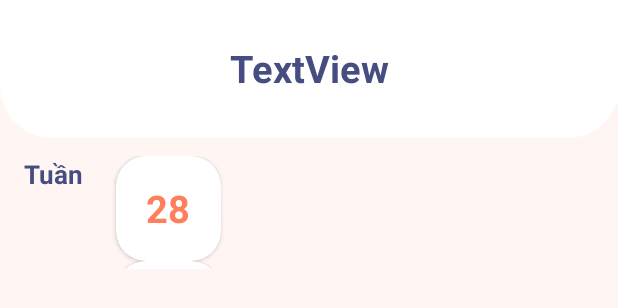
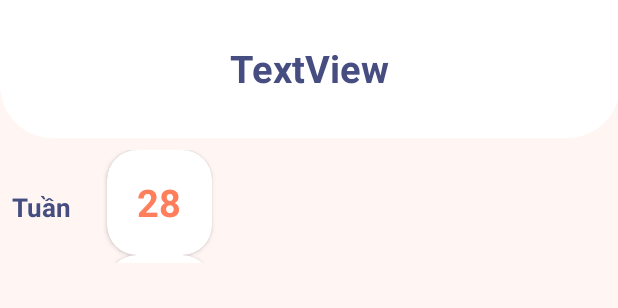
Before and after one commit to Stewie12061/Pregbe, an Android app: the layout activity_bai_viet2.xml on its own in the app's theme, with its tools: preview values and no code run, on a phone screen of 412 x 824 dp. Shown: the top 308 px of the screen. Run offline under Robolectric (Android 15) with nearby library versions, the phone set to English and light mode, and no system bars.

Commit message:
fix baiviet2

```diff
--- a/app/src/main/java/com/example/pregbe/Fragment/HomeFragment.java
+++ b/app/src/main/java/com/example/pregbe/Fragment/HomeFragment.java
@@ -60,7 +60,7 @@ public class HomeFragment extends Fragment {
             public void onDataChange(@NonNull DataSnapshot snapshot) {
                 ReadWriteUserDetails bame = snapshot.getValue(ReadWriteUserDetails.class);
                 readWriteUserDetailsList.add(bame);
-                tenme.setText(readWriteUserDetailsList.get(0).fullName);
+//                tenme.setText(readWriteUserDetailsList.get(0).fullName);
 
             }
 
@@ -75,7 +75,7 @@ public class HomeFragment extends Fragment {
             public void onDataChange(@NonNull DataSnapshot snapshot) {
                 TenBe baby = snapshot.getValue(TenBe.class);
                 tenBeList.add(baby);
-                TenBe.setText(tenBeList.get(0).tenBaby);
+//                TenBe.setText(tenBeList.get(0).tenBaby);
             }
 
             @Override
--- a/app/src/main/java/com/example/pregbe/Fragment/LichFragment.java
+++ b/app/src/main/java/com/example/pregbe/Fragment/LichFragment.java
@@ -47,6 +47,11 @@ public class LichFragment extends Fragment {
 
         txtLich = view.findViewById(R.id.txtLich);
 
+        Calendar calendar = Calendar.getInstance();
+        calendar.set(2023, 1, 1);
+        simpleCalendarView.setMinDate(System.currentTimeMillis());
+        simpleCalendarView.setMaxDate(calendar.getTimeInMillis());
+
         simpleCalendarView.setOnDateChangeListener(new CalendarView.OnDateChangeListener() {
             @Override
             public void onSelectedDayChange(CalendarView view, int year, int month, int dayOfMonth) {
@@ -54,6 +59,7 @@ public class LichFragment extends Fragment {
                 mMonth = String.valueOf(month+1);
                 mYear = String.valueOf(year);
                 txtLich.setText(mDay + "-" + mMonth + "-" + mYear);
+
             }
         });
 
--- a/app/src/main/java/com/example/pregbe/Fragment/ThongtinFragment.java
+++ b/app/src/main/java/com/example/pregbe/Fragment/ThongtinFragment.java
@@ -80,7 +80,7 @@ public class ThongtinFragment extends Fragment {
                             @Override
                             public void onClick(View view, int position, boolean isLongClick) {
                                 Intent intent = new Intent(getContext(), BaiViet2.class);
-                                intent.putExtra("id",adapter.getRef(position).getKey());
+                                intent.putExtra("idCate",adapter.getRef(position).getKey());
                                 intent.putExtra("name",name);
                                 startActivity(intent);
                             }
--- a/app/src/main/java/com/example/pregbe/Model/Tuan.java
+++ b/app/src/main/java/com/example/pregbe/Model/Tuan.java
@@ -2,7 +2,10 @@ package com.example.pregbe.Model;
 
 public class Tuan {
     public  String soTuan;
-    public Tuan(){}
+    public Tuan(){
+
+    }
+
     public Tuan(String soTuan) {
         this.soTuan = soTuan;
     }
--- a/app/src/main/res/layout/activity_bai_viet2.xml
+++ b/app/src/main/res/layout/activity_bai_viet2.xml
@@ -10,10 +10,10 @@
 
     <androidx.recyclerview.widget.RecyclerView
         android:id="@+id/RVTuan"
-        android:layout_width="348dp"
+        android:layout_width="match_parent"
         android:layout_height="75dp"
-        android:layout_marginStart="5dp"
-        android:layout_marginTop="12dp"
+        android:layout_marginStart="55dp"
+        android:layout_marginTop="8dp"
         app:layout_constraintEnd_toEndOf="parent"
         app:layout_constraintHorizontal_bias="0.0"
         app:layout_constraintStart_toEndOf="@+id/textView12"
@@ -47,20 +47,20 @@
         android:id="@+id/textView12"
         android:layout_width="wrap_content"
         android:layout_height="wrap_content"
-        android:layout_marginStart="16dp"
-        android:layout_marginTop="12dp"
+        android:layout_marginStart="8dp"
         android:text="Tuần"
         android:textColor="@color/blue_400"
         android:textSize="@dimen/lable_5"
         android:textStyle="bold"
+        app:layout_constraintBottom_toBottomOf="@+id/RVTuan"
         app:layout_constraintStart_toStartOf="parent"
-        app:layout_constraintTop_toBottomOf="@+id/view2" />
+        app:layout_constraintTop_toTopOf="@+id/RVTuan" />
 
     <androidx.recyclerview.widget.RecyclerView
         android:id="@+id/rvDanhSach"
         android:layout_width="match_parent"
-        android:layout_height="620dp"
-        android:layout_marginTop="32dp"
+        android:layout_height="match_parent"
+        android:layout_marginTop="180dp"
         app:layout_constraintBottom_toBottomOf="parent"
         app:layout_constraintEnd_toEndOf="parent"
         app:layout_constraintStart_toStartOf="parent"
--- a/app/src/main/res/layout/fragment_lich.xml
+++ b/app/src/main/res/layout/fragment_lich.xml
@@ -38,9 +38,9 @@
             android:layout_marginStart="20dp"
             android:layout_marginTop="23dp"
             android:layout_marginEnd="17dp"
-            android:maxDate="07/01/2022"
+            android:background="@color/white"
 
-            android:background="@color/white" />
+            android:maxDate="07/01/2022" />
 
         <androidx.appcompat.widget.AppCompatButton
             android:id="@+id/themLichKham"
--- a/app/src/main/res/layout/fragment_thongtin.xml
+++ b/app/src/main/res/layout/fragment_thongtin.xml
@@ -33,8 +33,10 @@
 
         <androidx.recyclerview.widget.RecyclerView
             android:id="@+id/RVtuanthai"
-            android:layout_width="wrap_content"
-            android:layout_height="wrap_content"
+            android:layout_width="match_parent"
+            android:layout_height="match_parent"
+            android:layout_marginTop="70dp"
+            android:layout_marginEnd="8dp"
             android:layout_below="@+id/search_bar"
             android:layout_alignParentStart="true"
             app:layout_constraintEnd_toEndOf="parent"
```
Also changed, not shown: app/src/main/AndroidManifest.xml (+9 -12 lines), app/src/main/java/com/example/pregbe/Adapter/DanhSachViewHolder.java (+12 -1 lines), app/src/main/java/com/example/pregbe/BaiViet2.java (+19 -11 lines), app/src/main/java/com/example/pregbe/BaiVietDetailActivity.java (added, +14 -0 lines), app/src/main/res/layout/activity_bai_viet_detail.xml (added, +9 -0 lines), app/src/main/res/layout/item_thongtin.xml (+8 -7 lines).
